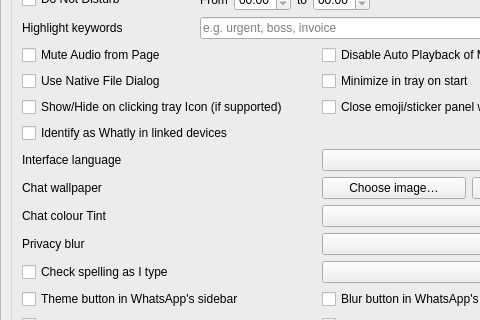
Above: src/settingswidget.ui from shakaran/whatly before the change; both pictures show x 0 to 480 and y 184 to 504 of the 651 by 841 pixel window. Below: the same form after it.
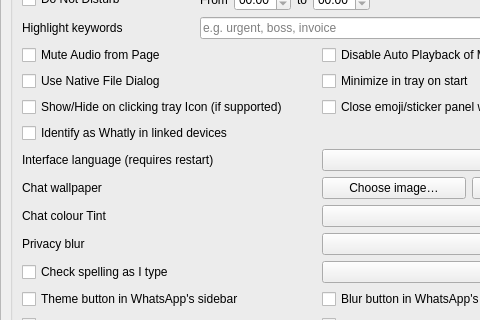
That is the form after the change. Icons and pictures are not drawn.

Commit message: feat(settings): put Restart now on the row it belongs to

Patch:
```diff
--- a/src/settingswidget.ui
+++ b/src/settingswidget.ui
@@ -477,7 +477,7 @@
             <item row="6" column="0">
              <widget class="QLabel" name="languageLabel">
               <property name="text">
-               <string>Interface language</string>
+               <string>Interface language (requires restart)</string>
               </property>
              </widget>
             </item>
```
Left out of the diff: 6 changed lines with no effect on the pictures. The commit also changes 1 other file.
